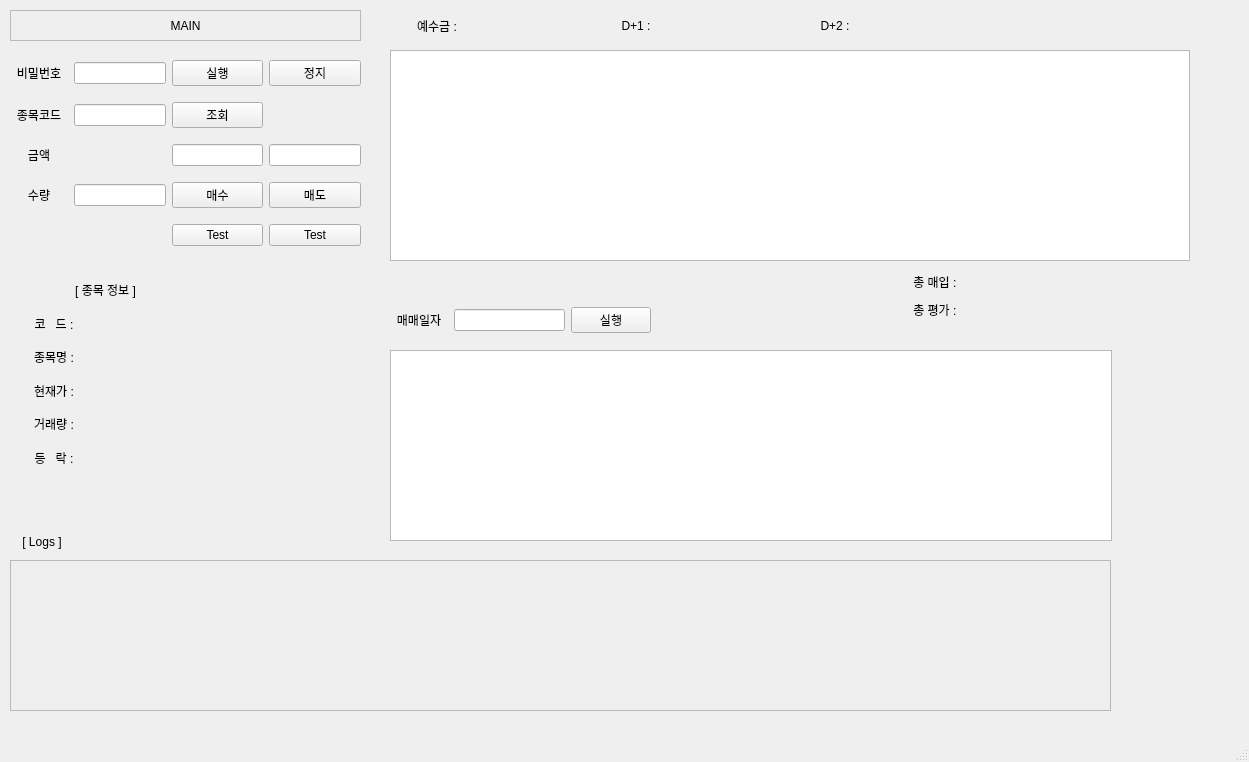
First picture: the form in KIWOOM/interface.ui, repository naikiki87/python, before the edit.
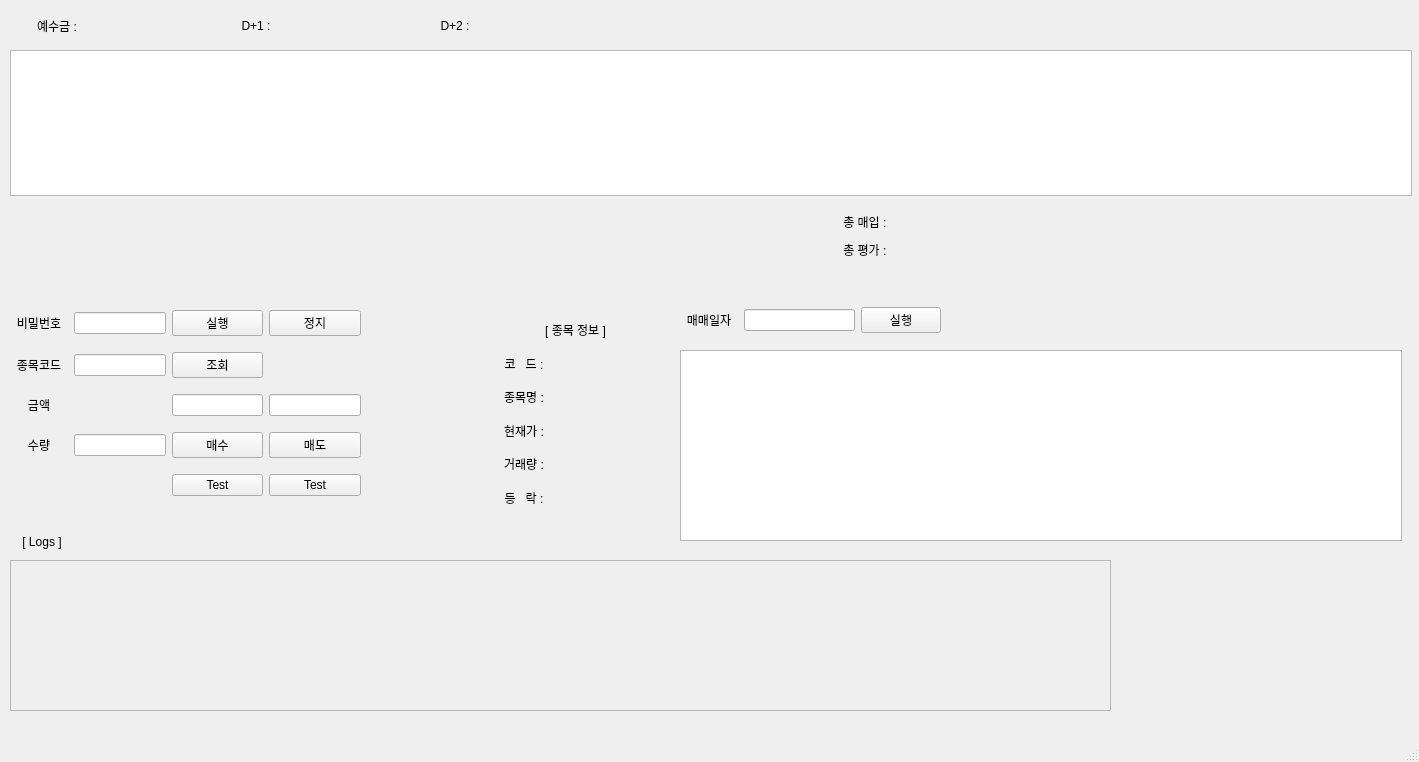
Second picture: the form after the edit.

```diff
--- a/KIWOOM/interface.ui
+++ b/KIWOOM/interface.ui
@@ -6,7 +6,7 @@
    <rect>
     <x>0</x>
     <y>0</y>
-    <width>1249</width>
+    <width>1419</width>
     <height>762</height>
    </rect>
   </property>
@@ -17,10 +17,10 @@
    <widget class="QTableWidget" name="table_summary">
     <property name="geometry">
      <rect>
-      <x>390</x>
+      <x>10</x>
       <y>50</y>
-      <width>800</width>
-      <height>211</height>
+      <width>1402</width>
+      <height>146</height>
      </rect>
     </property>
     <property name="rowCount">
@@ -42,7 +42,7 @@
    <widget class="QWidget" name="gridLayoutWidget_3">
     <property name="geometry">
      <rect>
-      <x>390</x>
+      <x>680</x>
       <y>300</y>
       <width>261</width>
       <height>41</height>
@@ -77,7 +77,7 @@
    <widget class="QTableWidget" name="table_history">
     <property name="geometry">
      <rect>
-      <x>390</x>
+      <x>680</x>
       <y>350</y>
       <width>722</width>
       <height>191</height>
@@ -102,8 +102,8 @@
    <widget class="QWidget" name="layoutWidget">
     <property name="geometry">
      <rect>
-      <x>10</x>
-      <y>310</y>
+      <x>480</x>
+      <y>350</y>
       <width>181</width>
       <height>161</height>
      </rect>
@@ -235,8 +235,8 @@
     </property>
     <property name="geometry">
      <rect>
-      <x>60</x>
-      <y>280</y>
+      <x>530</x>
+      <y>320</y>
       <width>91</width>
       <height>20</height>
      </rect>
@@ -254,8 +254,8 @@
     </property>
     <property name="geometry">
      <rect>
-      <x>1060</x>
-      <y>10</y>
+      <x>1290</x>
+      <y>20</y>
       <width>117</width>
       <height>20</height>
      </rect>
@@ -289,8 +289,8 @@
     </property>
     <property name="geometry">
      <rect>
-      <x>990</x>
-      <y>10</y>
+      <x>1210</x>
+      <y>20</y>
       <width>61</width>
       <height>25</height>
      </rect>
@@ -306,7 +306,7 @@
     <property name="geometry">
      <rect>
       <x>10</x>
-      <y>50</y>
+      <y>300</y>
       <width>351</width>
       <height>211</height>
      </rect>
@@ -453,7 +453,7 @@
    <widget class="QWidget" name="gridLayoutWidget_4">
     <property name="geometry">
      <rect>
-      <x>390</x>
+      <x>10</x>
       <y>10</y>
       <width>591</width>
       <height>31</height>
@@ -543,8 +543,8 @@
    <widget class="QWidget" name="gridLayoutWidget_5">
     <property name="geometry">
      <rect>
-      <x>880</x>
-      <y>270</y>
+      <x>810</x>
+      <y>210</y>
       <width>211</width>
       <height>51</height>
      </rect>
@@ -604,28 +604,6 @@
      </item>
     </layout>
    </widget>
-   <widget class="QLabel" name="label_6">
-    <property name="enabled">
-     <bool>true</bool>
-    </property>
-    <property name="geometry">
-     <rect>
-      <x>10</x>
-      <y>10</y>
-      <width>351</width>
-      <height>31</height>
-     </rect>
-    </property>
-    <property name="frameShape">
-     <enum>QFrame::StyledPanel</enum>
-    </property>
-    <property name="text">
-     <string>MAIN</string>
-    </property>
-    <property name="alignment">
-     <set>Qt::AlignCenter</set>
-    </property>
-   </widget>
   </widget>
   <widget class="QMenuBar" name="menubar">
    <property name="geometry">
```
Left out of the diff: 2 changed lines with no effect on the pictures.
